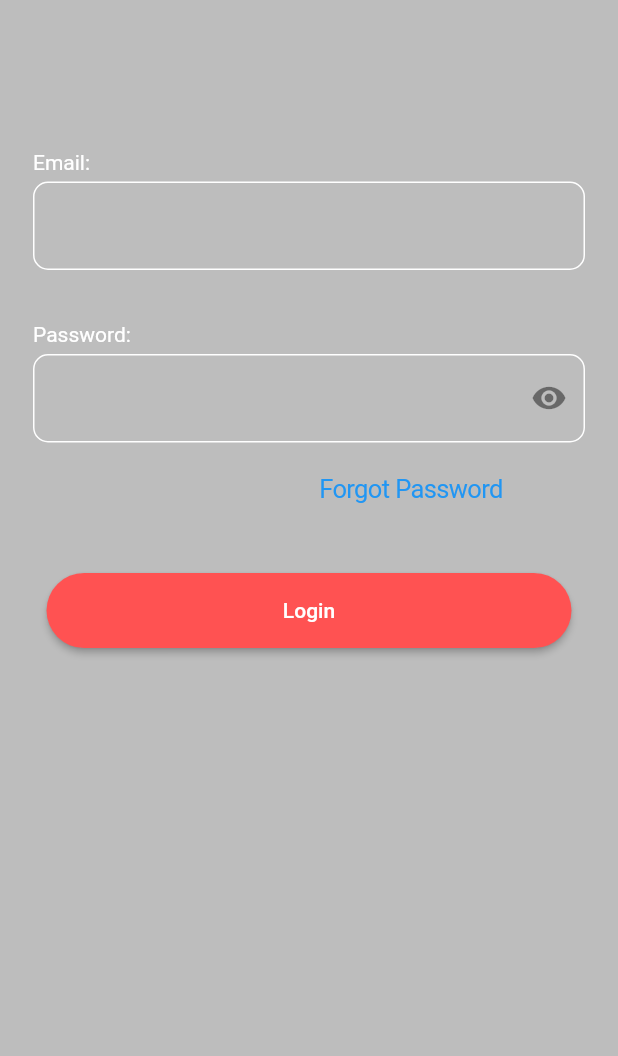
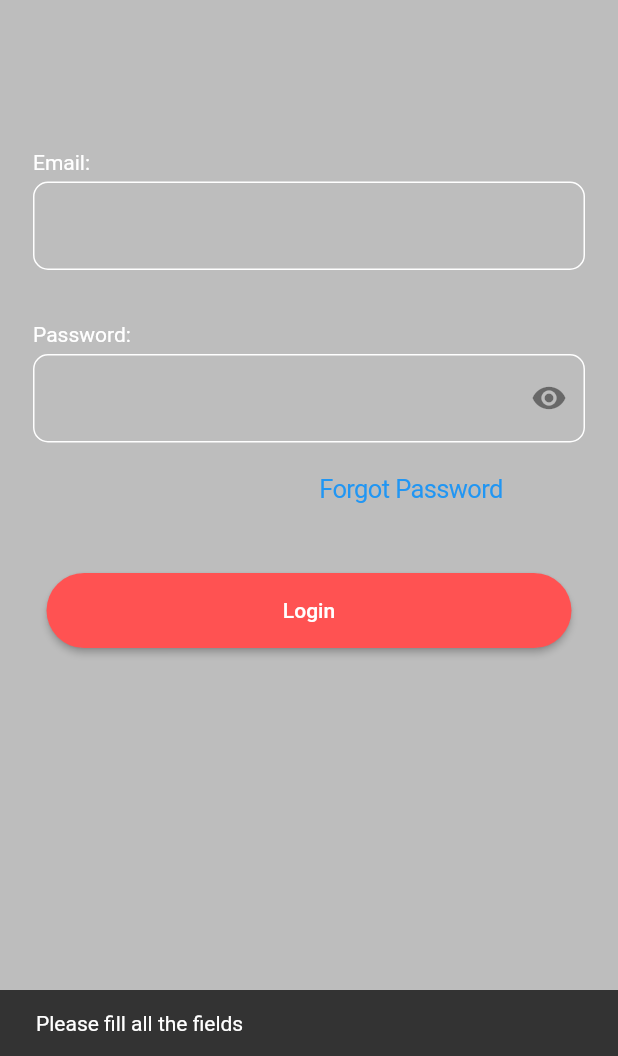
Before and after one commit to Kashyaprayabagi/WitWise, a Flutter app: the EmailLogin screen opened directly, after a tap on "Login", on a phone screen of 412 x 824 dp, the part 180-1236 px from its top. Run offline on Flutter 3.47's test engine with Material 2 defaults, Android fonts, the phone set to English and light mode, and no system bars; our stand-ins replace cloud_firestore, file_picker, firebase_auth, firebase_core, firebase_storage, google_nav_bar and 1 more; accounts and stored records are empty.

Commit message:
First draft

```diff
--- a/lib/screens/Auth/EmailLogin.dart
+++ b/lib/screens/Auth/EmailLogin.dart
@@ -1,5 +1,3 @@
-import 'dart:developer';
-
 import 'package:firebase_auth/firebase_auth.dart';
 import 'package:flutter/cupertino.dart';
 import 'package:flutter/material.dart';
@@ -22,7 +20,7 @@ class _EmailLoginState extends State<EmailLogin> {
     String password = passwordController.text.trim();
 
     if (email == "" || password == "") {
-      log('Please fill all the fields');
+      _showSnackBar('Please fill all the fields'); // Show a Snackbar
     } else {
       try {
         UserCredential userCredential = await FirebaseAuth.instance
@@ -35,9 +33,18 @@ class _EmailLoginState extends State<EmailLogin> {
           );
         }
       } on FirebaseAuthException catch (ex) {
-        log(ex.code.toString());
+        _showSnackBar(ex.code.toString()); // Show a Snackbar
       }
     }
+  }
+
+  void _showSnackBar(String message) {
+    ScaffoldMessenger.of(context).showSnackBar(
+      SnackBar(
+        content: Text(message),
+        duration: Duration(seconds: 3), // Adjust the duration as needed
+      ),
+    );
   }
 
   @override
```
